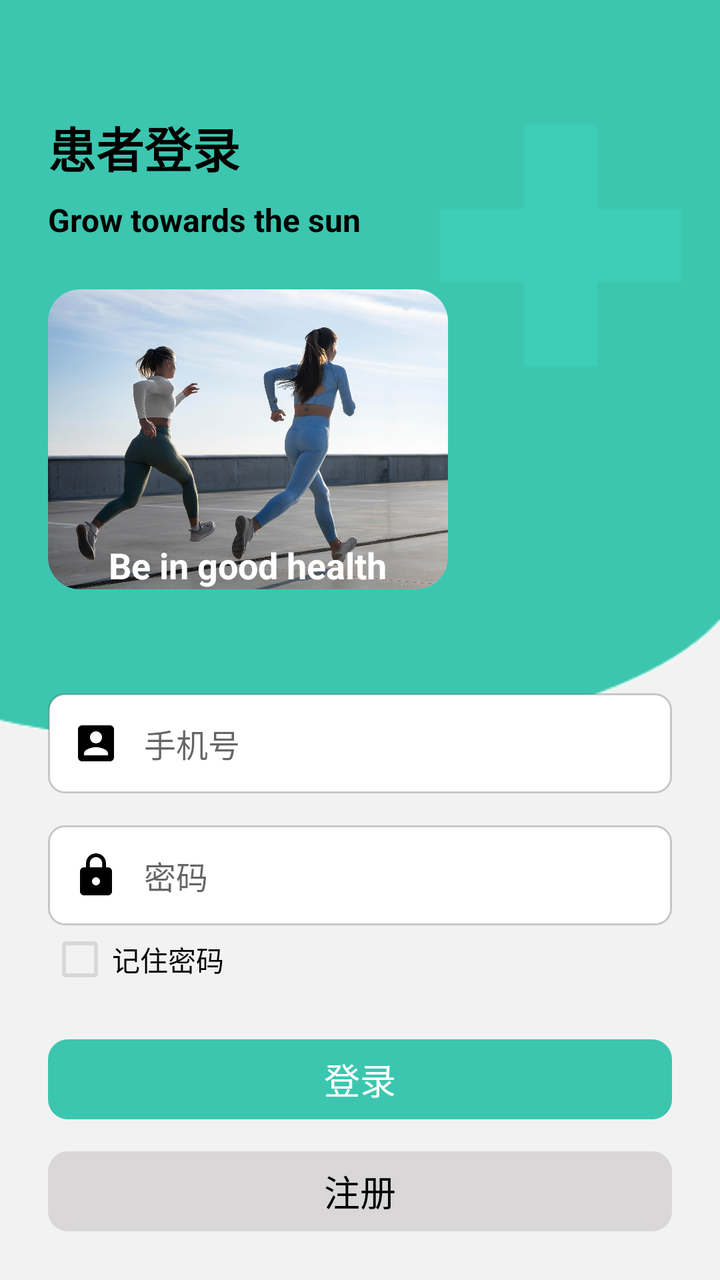
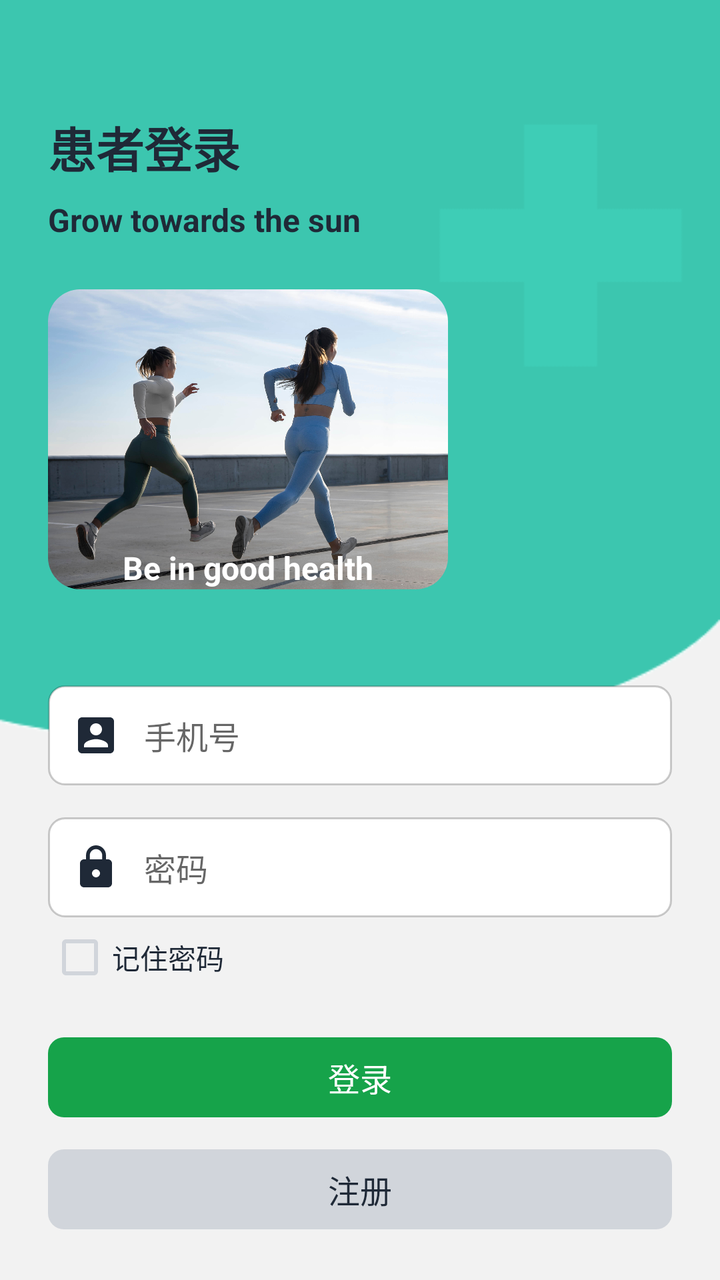

Two renders of the same Android screen: before a commit and after it. Below are the layout's source before the change and the commit's diff.
<!-- AndroidManifest.xml: activity theme Theme.AppCompat.Light.NoActionBar -->
<!-- res/layout/activity_pt_log.xml -->
<?xml version="1.0" encoding="utf-8"?>
<androidx.constraintlayout.widget.ConstraintLayout
    xmlns:android="http://schemas.android.com/apk/res/android"
    xmlns:app="http://schemas.android.com/apk/res-auto"
    xmlns:tools="http://schemas.android.com/tools"
    android:layout_width="match_parent"
    android:layout_height="match_parent">

    
    <ImageView
        android:id="@+id/imgBackground"
        android:layout_width="0dp"
        android:layout_height="0dp"
        android:scaleType="centerCrop"
        android:src="@drawable/bg_ptlog"
        app:layout_constraintTop_toTopOf="parent"
        app:layout_constraintBottom_toBottomOf="parent"
        app:layout_constraintStart_toStartOf="parent"
        app:layout_constraintEnd_toEndOf="parent"/>

    
    <ScrollView
        android:layout_width="0dp"
        android:layout_height="0dp"
        android:fillViewport="true"
        app:layout_constraintTop_toTopOf="parent"
        app:layout_constraintBottom_toBottomOf="parent"
        app:layout_constraintStart_toStartOf="parent"
        app:layout_constraintEnd_toEndOf="parent">

        <LinearLayout
            android:layout_width="match_parent"
            android:layout_height="wrap_content"
            android:orientation="vertical"
            android:padding="24dp"
            android:gravity="center_horizontal">

            
            <TextView
                android:id="@+id/tvPtLoginTitle"
                android:layout_width="wrap_content"
                android:layout_height="wrap_content"
                android:layout_gravity="left"
                android:text="患者登录"
                android:textSize="24sp"
                android:textStyle="bold"
                android:textColor="@color/black"
                android:layout_marginTop="32dp"/>


            
            <TextView
                android:id="@+id/tvPtLoginSub"
                android:layout_width="wrap_content"
                android:layout_height="wrap_content"
                android:layout_gravity="left"
                android:text="Grow towards the sun"
                android:textSize="16sp"
                android:textStyle="bold"
                android:textColor="@color/black"
                android:layout_marginTop="8dp"/>

            <FrameLayout
                android:layout_width="200dp"
                android:layout_height="150dp"
                android:layout_marginTop="24dp"
                android:layout_gravity="left">

                
                <ImageView
                    android:id="@+id/imgPtLoginBanner"
                    android:layout_width="match_parent"
                    android:layout_height="match_parent"
                    android:scaleType="centerCrop"
                    android:background="@drawable/shape_round_image"
                    android:clipToOutline="true"
                    android:src="@drawable/img_tohealthy"/>
                
                <TextView
                    android:id="@+id/tvBannerText"
                    android:layout_width="wrap_content"
                    android:layout_height="wrap_content"
                    android:layout_gravity="bottom|center"
                    android:text="Be in good health"
                    android:textColor="@android:color/white"
                    android:textSize="18sp"
                    android:textStyle="bold" />
            </FrameLayout>
            
            <LinearLayout
                android:layout_width="match_parent"
                android:layout_height="wrap_content"
                android:orientation="vertical"
                android:layout_marginTop="32dp">

                
                

                <EditText
                    android:id="@+id/etPtAccount"
                    android:layout_width="match_parent"
                    android:layout_height="50dp"
                    android:layout_marginTop="20dp"
                    android:background="@drawable/shape_edittext_bg"
                    android:drawableStart="@drawable/baseline_account_box_24"
                    android:drawablePadding="12dp"
                    android:hint="手机号"
                    android:paddingStart="12dp"
                    android:paddingEnd="12dp"
                    android:textSize="16sp" />

                <EditText
                    android:id="@+id/etPtPassword"
                    android:layout_width="match_parent"
                    android:layout_height="50dp"
                    android:hint="密码"
                    android:drawableStart="@drawable/baseline_lock_24"
                    android:drawablePadding="12dp"
                    android:background="@drawable/shape_edittext_bg"
                    android:paddingStart="12dp"
                    android:paddingEnd="12dp"
                    android:inputType="textPassword"
                    android:textSize="16sp"
                    android:layout_marginTop="16dp"/>

                <CheckBox
                    android:id="@+id/cbRememberPassword"
                    android:layout_width="wrap_content"
                    android:layout_height="wrap_content"
                    android:layout_marginTop="1dp"
                    android:text="记住密码"
                    android:textColor="@color/black"
                    android:theme="@style/MyCheckBox"
                    tools:ignore="TouchTargetSizeCheck" />

            </LinearLayout>

            

            <Button
                android:id="@+id/btnPtLogin"
                android:layout_width="match_parent"
                android:layout_height="40dp"
                android:layout_marginTop="24dp"
                android:backgroundTint="@color/green_shallow"
                style="@style/MyRoundButton"
                android:text="登录"
                android:textColor="@android:color/white"
                android:textSize="18sp" />

            <Button
                android:id="@+id/btnPtRegister"
                android:layout_width="match_parent"
                android:layout_height="40dp"
                android:text="注册"
                android:textColor="@color/black"
                android:textSize="18sp"
                android:layout_marginTop="16dp"
                android:backgroundTint="@color/gray"
                style="@style/MyRoundButton"/>
        </LinearLayout>
    </ScrollView>
</androidx.constraintlayout.widget.ConstraintLayout>
<!-- resources referenced by this layout -->
<resources>
  <color name="black">#FF000000</color>
  <color name="gray">#D9D7D7</color>
  <color name="green_shallow">#3CC6AF</color>
  <!-- drawable baseline_account_box_24 (drawable) -->
  <vector xmlns:android="http://schemas.android.com/apk/res/android" android:height="24dp" android:tint="#000000" android:viewportHeight="24" android:viewportWidth="24" android:width="24dp">
        
      <path android:fillColor="@android:color/white" android:pathData="M3,5v14c0,1.1 0.89,2 2,2h14c1.1,0 2,-0.9 2,-2L21,5c0,-1.1 -0.9,-2 -2,-2L5,3c-1.11,0 -2,0.9 -2,2zM15,9c0,1.66 -1.34,3 -3,3s-3,-1.34 -3,-3 1.34,-3 3,-3 3,1.34 3,3zM6,17c0,-2 4,-3.1 6,-3.1s6,1.1 6,3.1v1L6,18v-1z"/>
      
  </vector>
  <!-- drawable baseline_lock_24 (drawable) -->
  <vector xmlns:android="http://schemas.android.com/apk/res/android" android:height="24dp" android:tint="#000000" android:viewportHeight="24" android:viewportWidth="24" android:width="24dp">
        
      <path android:fillColor="@android:color/white" android:pathData="M18,8h-1L17,6c0,-2.76 -2.24,-5 -5,-5S7,3.24 7,6v2L6,8c-1.1,0 -2,0.9 -2,2v10c0,1.1 0.9,2 2,2h12c1.1,0 2,-0.9 2,-2L20,10c0,-1.1 -0.9,-2 -2,-2zM12,17c-1.1,0 -2,-0.9 -2,-2s0.9,-2 2,-2 2,0.9 2,2 -0.9,2 -2,2zM15.1,8L8.9,8L8.9,6c0,-1.71 1.39,-3.1 3.1,-3.1 1.71,0 3.1,1.39 3.1,3.1v2z"/>
      
  </vector>
  <!-- drawable bg_ptlog: png bitmap (drawable, 5417 bytes) -->
  <!-- drawable img_tohealthy: jpg bitmap (drawable, 288564 bytes) -->
  <!-- drawable shape_edittext_bg (drawable) -->
  <shape xmlns:android="http://schemas.android.com/apk/res/android" android:shape="rectangle">
      <solid android:color="@android:color/white"/>
      <stroke android:width="1dp" android:color="#33000000"/>
      <corners android:radius="8dp"/>
  </shape>
  <!-- drawable shape_round_image (drawable) -->
  <shape xmlns:android="http://schemas.android.com/apk/res/android"
      android:shape="rectangle">
      <corners android:radius="16dp"/>  
  </shape>
  <style name="MyCheckBox" parent="Theme.AppCompat.Light">
          <item name="colorControlNormal">@color/gray</item>
          <item name="colorControlActivated">@color/black</item>
      </style>
  <style name="MyRoundButton">MyRoundButton
          <item name="android:background">@drawable/shape_btn_round</item>
  
      </style>
  <!-- drawable shape_btn_round (drawable) -->
  <?xml version="1.0" encoding="utf-8"?>
  <shape xmlns:android="http://schemas.android.com/apk/res/android">
  
      <corners android:radius="10dp"/>               
      <padding android:left="1dp" android:right="1dp"
        />
  </shape>
</resources>

<!-- the commit's change to res/layout/activity_pt_log.xml (unified diff, before → after) -->
@@ -32,7 +32,7 @@
             android:layout_width="match_parent"
             android:layout_height="wrap_content"
             android:orientation="vertical"
-            android:padding="24dp"
+            android:padding="@dimen/space_24"
             android:gravity="center_horizontal">
 
             
@@ -41,11 +41,10 @@
                 android:layout_width="wrap_content"
                 android:layout_height="wrap_content"
                 android:layout_gravity="left"
-                android:text="患者登录"
-                android:textSize="24sp"
+                android:text="患者登录" android:textAppearance="@style/TextAppearance.WinsRehab.Display24"
                 android:textStyle="bold"
-                android:textColor="@color/black"
-                android:layout_marginTop="32dp"/>
+                android:textColor="@color/on_surface"
+                android:layout_marginTop="@dimen/space_32"/>
 
 
             
@@ -54,16 +53,15 @@
                 android:layout_width="wrap_content"
                 android:layout_height="wrap_content"
                 android:layout_gravity="left"
-                android:text="Grow towards the sun"
-                android:textSize="16sp"
+                android:text="Grow towards the sun" android:textAppearance="@style/TextAppearance.WinsRehab.Title16"
                 android:textStyle="bold"
-                android:textColor="@color/black"
-                android:layout_marginTop="8dp"/>
+                android:textColor="@color/on_surface"
+                android:layout_marginTop="@dimen/space_8"/>
 
             <FrameLayout
                 android:layout_width="200dp"
                 android:layout_height="150dp"
-                android:layout_marginTop="24dp"
+                android:layout_marginTop="@dimen/space_24"
                 android:layout_gravity="left">
 
                 
@@ -82,8 +80,7 @@
                     android:layout_height="wrap_content"
                     android:layout_gravity="bottom|center"
                     android:text="Be in good health"
-                    android:textColor="@android:color/white"
-                    android:textSize="18sp"
+                    android:textColor="@android:color/white" android:textAppearance="@style/TextAppearance.WinsRehab.Title16"
                     android:textStyle="bold" />
             </FrameLayout>
             
@@ -91,7 +88,7 @@
                 android:layout_width="match_parent"
                 android:layout_height="wrap_content"
                 android:orientation="vertical"
-                android:layout_marginTop="32dp">
+                android:layout_marginTop="@dimen/space_32">
 
                 
                 
@@ -100,14 +97,13 @@
                     android:id="@+id/etPtAccount"
                     android:layout_width="match_parent"
                     android:layout_height="50dp"
-                    android:layout_marginTop="20dp"
+                    android:layout_marginTop="@dimen/space_16"
                     android:background="@drawable/shape_edittext_bg"
                     android:drawableStart="@drawable/baseline_account_box_24"
-                    android:drawablePadding="12dp"
+                    android:drawablePadding="@dimen/space_12"
                     android:hint="手机号"
-                    android:paddingStart="12dp"
-                    android:paddingEnd="12dp"
-                    android:textSize="16sp" />
+                    android:paddingStart="@dimen/space_12"
+                    android:paddingEnd="@dimen/space_12" android:textAppearance="@style/TextAppearance.WinsRehab.Title16" />
 
                 <EditText
                     android:id="@+id/etPtPassword"
@@ -115,21 +111,20 @@
                     android:layout_height="50dp"
                     android:hint="密码"
                     android:drawableStart="@drawable/baseline_lock_24"
-                    android:drawablePadding="12dp"
+                    android:drawablePadding="@dimen/space_12"
                     android:background="@drawable/shape_edittext_bg"
-                    android:paddingStart="12dp"
-                    android:paddingEnd="12dp"
-                    android:inputType="textPassword"
-                    android:textSize="16sp"
-                    android:layout_marginTop="16dp"/>
+                    android:paddingStart="@dimen/space_12"
+                    android:paddingEnd="@dimen/space_12"
+                    android:inputType="textPassword" android:textAppearance="@style/TextAppearance.WinsRehab.Title16"
+                    android:layout_marginTop="@dimen/space_16"/>
 
                 <CheckBox
                     android:id="@+id/cbRememberPassword"
                     android:layout_width="wrap_content"
                     android:layout_height="wrap_content"
-                    android:layout_marginTop="1dp"
+                    android:layout_marginTop="@dimen/space_4"
                     android:text="记住密码"
-                    android:textColor="@color/black"
+                    android:textColor="@color/on_surface"
                     android:theme="@style/MyCheckBox"
                     tools:ignore="TouchTargetSizeCheck" />
 
@@ -141,22 +136,20 @@
                 android:id="@+id/btnPtLogin"
                 android:layout_width="match_parent"
                 android:layout_height="40dp"
-                android:layout_marginTop="24dp"
-                android:backgroundTint="@color/green_shallow"
+                android:layout_marginTop="@dimen/space_24"
+                android:backgroundTint="@color/brand_patient_primary"
                 style="@style/MyRoundButton"
                 android:text="登录"
-                android:textColor="@android:color/white"
-                android:textSize="18sp" />
+                android:textColor="@android:color/white" android:textAppearance="@style/TextAppearance.WinsRehab.Title16" />
 
             <Button
                 android:id="@+id/btnPtRegister"
                 android:layout_width="match_parent"
                 android:layout_height="40dp"
                 android:text="注册"
-                android:textColor="@color/black"
-                android:textSize="18sp"
-                android:layout_marginTop="16dp"
-                android:backgroundTint="@color/gray"
+                android:textColor="@color/on_surface" android:textAppearance="@style/TextAppearance.WinsRehab.Title16"
+                android:layout_marginTop="@dimen/space_16"
+                android:backgroundTint="@color/outline"
                 style="@style/MyRoundButton"/>
         </LinearLayout>
     </ScrollView>
<!-- resource entries referenced after the edit -->
@@ -1,16 +1,22 @@
 <!-- resources referenced by this layout -->
 <resources>
-  <color name="black">#FF000000</color>
-  <color name="gray">#D9D7D7</color>
-  <color name="green_shallow">#3CC6AF</color>
+  <color name="brand_patient_primary">#FF16A34A</color>
+  <color name="on_surface">#FF1F2937</color>
+  <color name="outline">#FFD1D5DB</color>
+  <dimen name="space_12">12dp</dimen>
+  <dimen name="space_16">16dp</dimen>
+  <dimen name="space_24">24dp</dimen>
+  <dimen name="space_32">32dp</dimen>
+  <dimen name="space_4">4dp</dimen>
+  <dimen name="space_8">8dp</dimen>
   <!-- drawable baseline_account_box_24 (drawable) -->
-  <vector xmlns:android="http://schemas.android.com/apk/res/android" android:height="24dp" android:tint="#000000" android:viewportHeight="24" android:viewportWidth="24" android:width="24dp">
+  <vector xmlns:android="http://schemas.android.com/apk/res/android" android:height="24dp" android:tint="@color/on_surface" android:viewportHeight="24" android:viewportWidth="24" android:width="24dp">
         
       <path android:fillColor="@android:color/white" android:pathData="M3,5v14c0,1.1 0.89,2 2,2h14c1.1,0 2,-0.9 2,-2L21,5c0,-1.1 -0.9,-2 -2,-2L5,3c-1.11,0 -2,0.9 -2,2zM15,9c0,1.66 -1.34,3 -3,3s-3,-1.34 -3,-3 1.34,-3 3,-3 3,1.34 3,3zM6,17c0,-2 4,-3.1 6,-3.1s6,1.1 6,3.1v1L6,18v-1z"/>
       
   </vector>
   <!-- drawable baseline_lock_24 (drawable) -->
-  <vector xmlns:android="http://schemas.android.com/apk/res/android" android:height="24dp" android:tint="#000000" android:viewportHeight="24" android:viewportWidth="24" android:width="24dp">
+  <vector xmlns:android="http://schemas.android.com/apk/res/android" android:height="24dp" android:tint="@color/on_surface" android:viewportHeight="24" android:viewportWidth="24" android:width="24dp">
         
       <path android:fillColor="@android:color/white" android:pathData="M18,8h-1L17,6c0,-2.76 -2.24,-5 -5,-5S7,3.24 7,6v2L6,8c-1.1,0 -2,0.9 -2,2v10c0,1.1 0.9,2 2,2h12c1.1,0 2,-0.9 2,-2L20,10c0,-1.1 -0.9,-2 -2,-2zM12,17c-1.1,0 -2,-0.9 -2,-2s0.9,-2 2,-2 2,0.9 2,2 -0.9,2 -2,2zM15.1,8L8.9,8L8.9,6c0,-1.71 1.39,-3.1 3.1,-3.1 1.71,0 3.1,1.39 3.1,3.1v2z"/>
       
@@ -20,28 +26,37 @@
   <!-- drawable shape_edittext_bg (drawable) -->
   <shape xmlns:android="http://schemas.android.com/apk/res/android" android:shape="rectangle">
       <solid android:color="@android:color/white"/>
-      <stroke android:width="1dp" android:color="#33000000"/>
-      <corners android:radius="8dp"/>
+      <stroke android:width="1dp" android:color="@color/scrim"/>
+      <corners android:radius="@dimen/radius_8"/>
   </shape>
   <!-- drawable shape_round_image (drawable) -->
   <shape xmlns:android="http://schemas.android.com/apk/res/android"
       android:shape="rectangle">
-      <corners android:radius="16dp"/>  
+      <corners android:radius="@dimen/radius_16"/>  
   </shape>
   <style name="MyCheckBox" parent="Theme.AppCompat.Light">
-          <item name="colorControlNormal">@color/gray</item>
-          <item name="colorControlActivated">@color/black</item>
+          <item name="colorControlNormal">@color/outline</item>
+          <item name="colorControlActivated">@color/on_surface</item>
       </style>
   <style name="MyRoundButton">MyRoundButton
           <item name="android:background">@drawable/shape_btn_round</item>
   
       </style>
+  <style name="TextAppearance.WinsRehab.Display24">
+          <item name="android:textSize">24sp</item> 
+      </style>
+  <style name="TextAppearance.WinsRehab.Title16">
+          <item name="android:textSize">16sp</item> 
+      </style>
+  <color name="scrim">#33000000</color>
+  <dimen name="radius_8">8dp</dimen>
+  <dimen name="radius_16">16dp</dimen>
   <!-- drawable shape_btn_round (drawable) -->
   <?xml version="1.0" encoding="utf-8"?>
   <shape xmlns:android="http://schemas.android.com/apk/res/android">
   
-      <corners android:radius="10dp"/>               
-      <padding android:left="1dp" android:right="1dp"
+      <corners android:radius="@dimen/radius_8"/>               
+      <padding android:left="@dimen/space_4" android:right="@dimen/space_4"
         />
   </shape>
 </resources>
